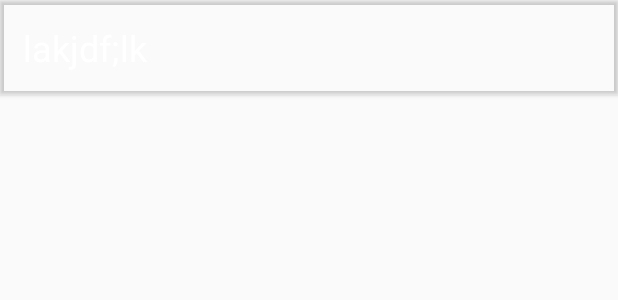
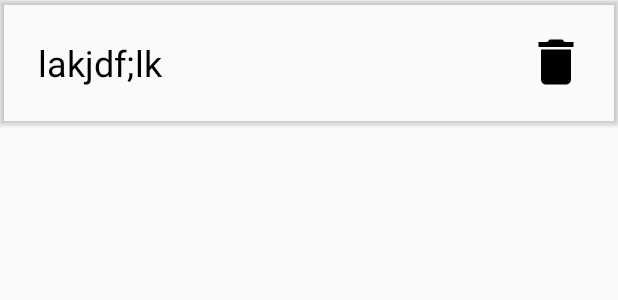
Before and after one commit to yashpatolia/nutrify, an Android app built with Jetpack Compose: the layout questionhistory_item.xml on its own in the app's theme, with its tools: preview values and no code run, on a phone screen of 412 x 824 dp. Shown: the top 300 px of the screen. Run offline under Robolectric (Android 15) with nearby library versions, the phone set to English and light mode, and no system bars.

Commit message:
formatting changes

```diff
--- /dev/null
+++ b/code/app/src/main/res/drawable/delete_button.xml
@@ -0,0 +1,5 @@
+<vector xmlns:android="http://schemas.android.com/apk/res/android" android:height="24dp" android:tint="#000000" android:viewportHeight="24" android:viewportWidth="24" android:width="24dp">
+
+    <path android:fillColor="@android:color/white" android:pathData="M6,19c0,1.1 0.9,2 2,2h8c1.1,0 2,-0.9 2,-2V7H6v12zM19,4h-3.5l-1,-1h-5l-1,1H5v2h14V4z"/>
+
+</vector>
--- a/code/app/src/main/res/layout/question_history.xml
+++ b/code/app/src/main/res/layout/question_history.xml
@@ -11,7 +11,8 @@
     <LinearLayout
         android:layout_width="match_parent"
         android:layout_height="wrap_content"
-        android:orientation="horizontal">
+        android:orientation="horizontal"
+        android:id="@+id/historyTopBar">
 
         <ImageView
             android:layout_marginTop="20dp"
@@ -46,7 +47,7 @@
     <LinearLayout
         android:layout_width="match_parent"
         android:layout_height="wrap_content"
-        android:layout_alignParentBottom="true"
+        android:layout_below="@id/historyTopBar"
         android:orientation="vertical">
 
         <androidx.recyclerview.widget.RecyclerView
--- a/code/app/src/main/res/layout/questionhistory_item.xml
+++ b/code/app/src/main/res/layout/questionhistory_item.xml
@@ -6,12 +6,22 @@
     xmlns:app="http://schemas.android.com/apk/res-auto"
     app:cardBackgroundColor="@android:color/transparent">
 
-    <TextView
-        android:layout_width="match_parent"
-        android:layout_height="wrap_content"
-        android:id="@+id/questionhistoryelement"
-        android:text="lakjdf;lk"
-        android:textColor="@color/white"
-        android:textSize="24dp"
-        android:layout_margin="15dp"/>
+        <TextView
+            android:layout_width="wrap_content"
+            android:layout_height="wrap_content"
+            android:id="@+id/questionhistoryelement"
+            android:text="lakjdf;lk"
+            android:textColor="@color/black"
+            android:textSize="24dp"
+            android:layout_margin="25dp"/>
+
+        <ImageView
+            android:id="@+id/delete_button"
+            android:layout_width="40dp"
+            android:layout_height="40dp"
+            android:layout_margin="21dp"
+            android:contentDescription="delete_button"
+            android:src="@drawable/delete_button"
+            android:tint="@color/black"
+            android:layout_gravity="right"/>
 </androidx.cardview.widget.CardView>
```
Also changed, not shown: code/app/src/main/java/com/example/nutrify/MainActivity.kt (+12 -4 lines).
